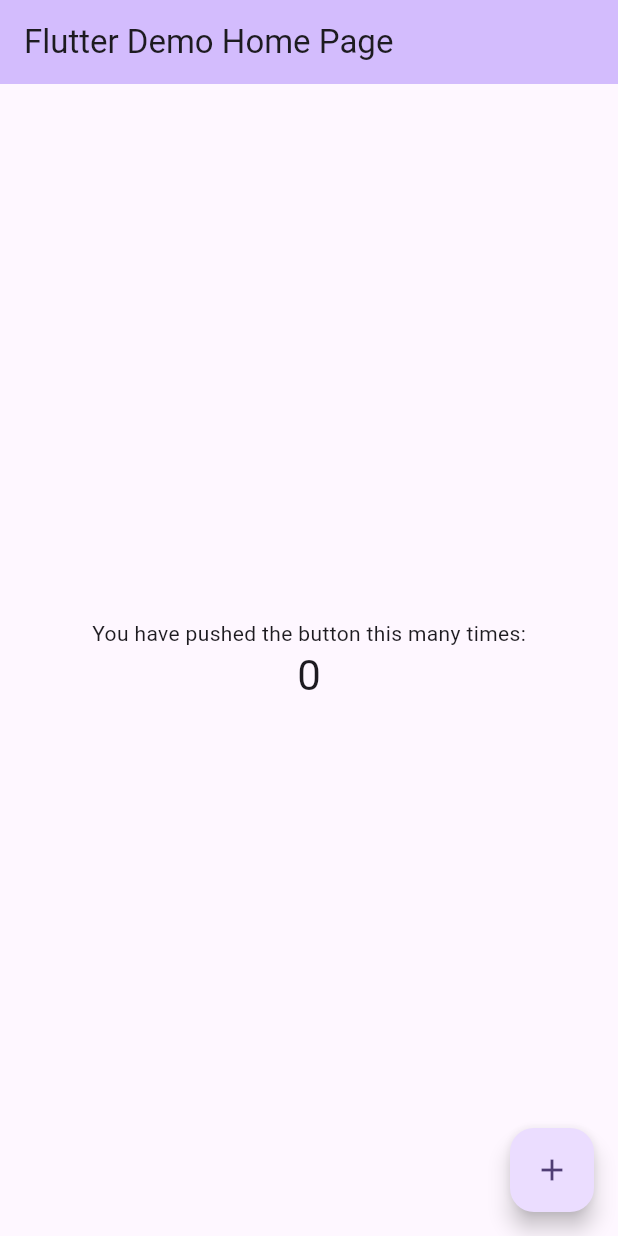
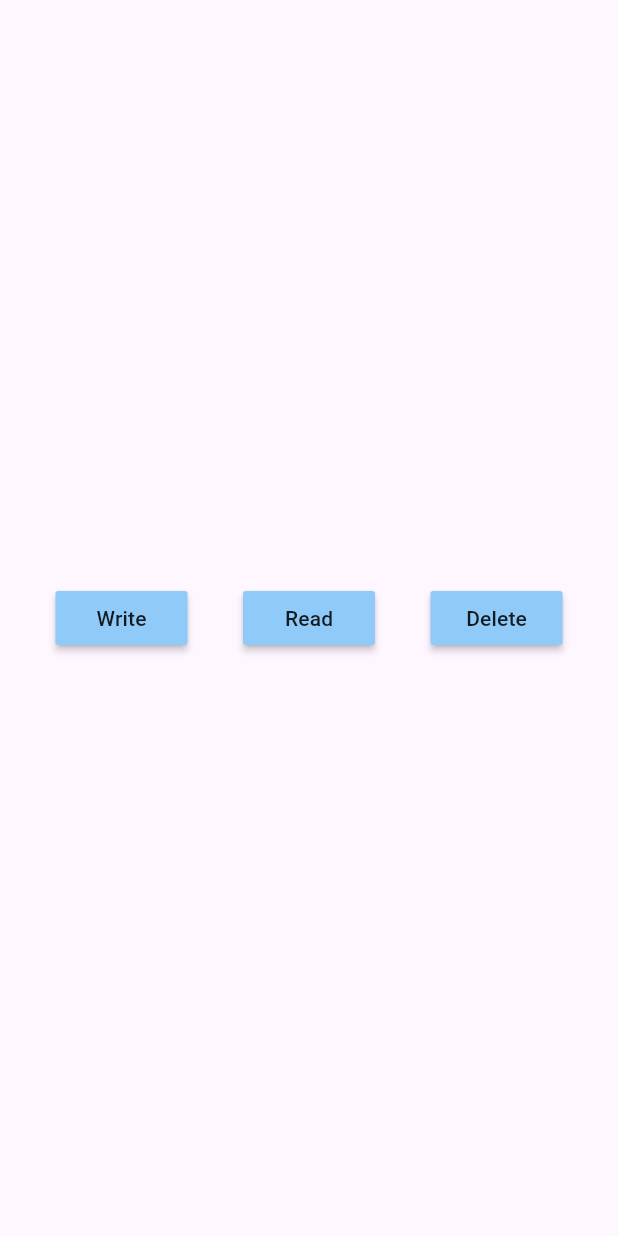
Before and after one commit to nuel232/Hive-lesson, a Flutter app: the screen it shows after launch, on a phone screen of 412 x 824 dp. Run offline on Flutter 3.47's test engine with Material 3 defaults, Android fonts, the phone set to English and light mode, and no system bars; our stand-ins replace hive_flutter; accounts and stored records are empty.

Commit message:
implement Hive database functionality, and add dependencies

```diff
--- a/lib/main.dart
+++ b/lib/main.dart
@@ -1,122 +1,26 @@
 import 'package:flutter/material.dart';
+import 'package:hive_flutter/hive_flutter.dart';
+import 'package:hivel_esson/pages/home_page.dart';
 
-void main() {
+void main() async {
+  //initialize Hive
+  await Hive.initFlutter();
+
+  //open a box
+  //this is where you can store your data
+  var box = await Hive.openBox('myBox');
+
   runApp(const MyApp());
 }
 
 class MyApp extends StatelessWidget {
   const MyApp({super.key});
 
-  // This widget is the root of your application.
   @override
   Widget build(BuildContext context) {
-    return MaterialApp(
-      title: 'Flutter Demo',
-      theme: ThemeData(
-        // This is the theme of your application.
-        //
-        // TRY THIS: Try running your application with "flutter run". You'll see
-        // the application has a purple toolbar. Then, without quitting the app,
-        // try changing the seedColor in the colorScheme below to Colors.green
-        // and then invoke "hot reload" (save your changes or press the "hot
-        // reload" button in a Flutter-supported IDE, or press "r" if you used
-        // the command line to start the app).
-        //
-        // Notice that the counter didn't reset back to zero; the application
-        // state is not lost during the reload. To reset the state, use hot
-        // restart instead.
-        //
-        // This works for code too, not just values: Most code changes can be
-        // tested with just a hot reload.
-        colorScheme: ColorScheme.fromSeed(seedColor: Colors.deepPurple),
-      ),
-      home: const MyHomePage(title: 'Flutter Demo Home Page'),
+    return const MaterialApp(
+      debugShowCheckedModeBanner: false,
+      home: HomePage(),
     );
   }
 }
-
-class MyHomePage extends StatefulWidget {
-  const MyHomePage({super.key, required this.title});
-
-  // This widget is the home page of your application. It is stateful, meaning
-  // that it has a State object (defined below) that contains fields that affect
-  // how it looks.
-
-  // This class is the configuration for the state. It holds the values (in this
-  // case the title) provided by the parent (in this case the App widget) and
-  // used by the build method of the State. Fields in a Widget subclass are
-  // always marked "final".
-
-  final String title;
-
-  @override
-  State<MyHomePage> createState() => _MyHomePageState();
-}
-
-class _MyHomePageState extends State<MyHomePage> {
-  int _counter = 0;
-
-  void _incrementCounter() {
-    setState(() {
-      // This call to setState tells the Flutter framework that something has
-      // changed in this State, which causes it to rerun the build method below
-      // so that the display can reflect the updated values. If we changed
-      // _counter without calling setState(), then the build method would not be
-      // called again, and so nothing would appear to happen.
-      _counter++;
-    });
-  }
-
-  @override
-  Widget build(BuildContext context) {
-    // This method is rerun every time setState is called, for instance as done
-    // by the _incrementCounter method above.
-    //
-    // The Flutter framework has been optimized to make rerunning build methods
-    // fast, so that you can just rebuild anything that needs updating rather
-    // than having to individually change instances of widgets.
-    return Scaffold(
-      appBar: AppBar(
-        // TRY THIS: Try changing the color here to a specific color (to
-        // Colors.amber, perhaps?) and trigger a hot reload to see the AppBar
-        // change color while the other colors stay the same.
-        backgroundColor: Theme.of(context).colorScheme.inversePrimary,
-        // Here we take the value from the MyHomePage object that was created by
-        // the App.build method, and use it to set our appbar title.
-        title: Text(widget.title),
-      ),
-      body: Center(
-        // Center is a layout widget. It takes a single child and positions it
-        // in the middle of the parent.
-        child: Column(
-          // Column is also a layout widget. It takes a list of children and
-          // arranges them vertically. By default, it sizes itself to fit its
-          // children horizontally, and tries to be as tall as its parent.
-          //
-          // Column has various properties to control how it sizes itself and
-          // how it positions its children. Here we use mainAxisAlignment to
-          // center the children vertically; the main axis here is the vertical
-          // axis because Columns are vertical (the cross axis would be
-          // horizontal).
-          //
-          // TRY THIS: Invoke "debug painting" (choose the "Toggle Debug Paint"
-          // action in the IDE, or press "p" in the console), to see the
-          // wireframe for each widget.
-          mainAxisAlignment: MainAxisAlignment.center,
-          children: <Widget>[
-            const Text('You have pushed the button this many times:'),
-            Text(
-              '$_counter',
-              style: Theme.of(context).textTheme.headlineMedium,
-            ),
-          ],
-        ),
-      ),
-      floatingActionButton: FloatingActionButton(
-        onPressed: _incrementCounter,
-        tooltip: 'Increment',
-        child: const Icon(Icons.add),
-      ), // This trailing comma makes auto-formatting nicer for build methods.
-    );
-  }
-}
--- /dev/null
+++ b/lib/pages/home_page.dart
@@ -0,0 +1,60 @@
+import 'package:flutter/material.dart';
+import 'package:hive_flutter/hive_flutter.dart';
+import 'package:hivel_esson/pages/home_page.dart';
+
+class HomePage extends StatefulWidget {
+  const HomePage({super.key});
+
+  @override
+  State<HomePage> createState() => _HomePageState();
+}
+
+class _HomePageState extends State<HomePage> {
+  //reference our box
+  final _myBox = Hive.box('myBox');
+
+  //write data method
+  void writeData() {
+    _myBox.put(1, 'Mitch');
+    print(_myBox.get(1)); // This will print 'Mitch' to the console
+  }
+
+  //read data method
+
+  void readData() {
+    print(_myBox.get(1)); // This will print 'Mitch' to the console
+  }
+
+  //delete data method
+  void deleteData() {
+    _myBox.delete(1);
+  }
+
+  @override
+  Widget build(BuildContext context) {
+    return Scaffold(
+      body: Center(
+        child: Row(
+          mainAxisAlignment: MainAxisAlignment.spaceEvenly,
+          children: [
+            MaterialButton(
+              onPressed: writeData,
+              color: Colors.blue[200],
+              child: Text('Write'),
+            ),
+            MaterialButton(
+              onPressed: readData,
+              color: Colors.blue[200],
+              child: Text('Read'),
+            ),
+            MaterialButton(
+              onPressed: deleteData,
+              color: Colors.blue[200],
+              child: Text('Delete'),
+            ),
+          ],
+        ),
+      ),
+    );
+  }
+}
--- a/pubspec.yaml
+++ b/pubspec.yaml
@@ -34,10 +34,14 @@ dependencies:
   # The following adds the Cupertino Icons font to your application.
   # Use with the CupertinoIcons class for iOS style icons.
   cupertino_icons: ^1.0.8
+  hive: ^2.2.3
+  hive_flutter: ^1.1.0
 
 dev_dependencies:
   flutter_test:
     sdk: flutter
+  hive_generator: ^2.0.1
+  build_runner: ^2.3.3
 
   # The "flutter_lints" package below contains a set of recommended lints to
   # encourage good coding practices. The lint set provided by the package is
```
Also changed, not shown: pubspec.lock, 2 other files.
